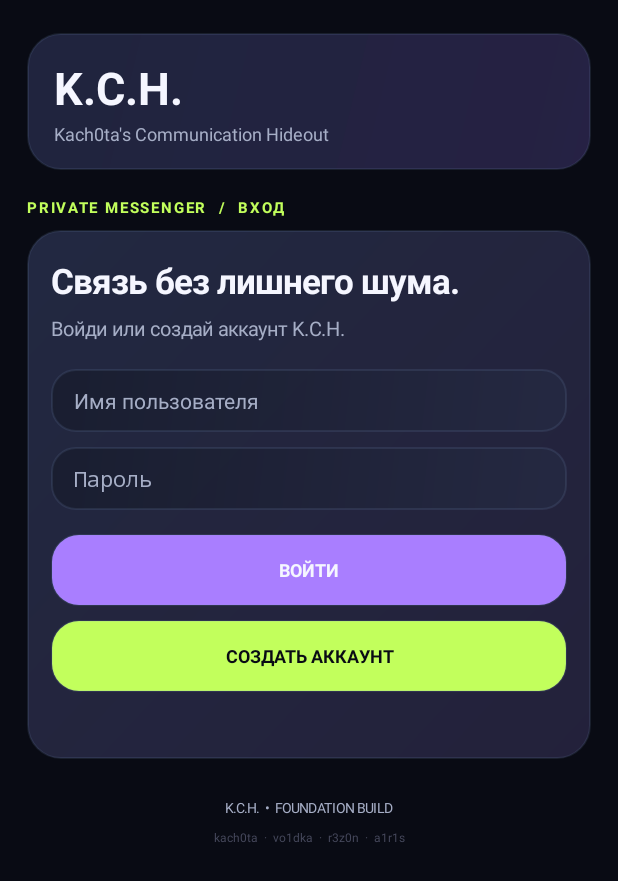
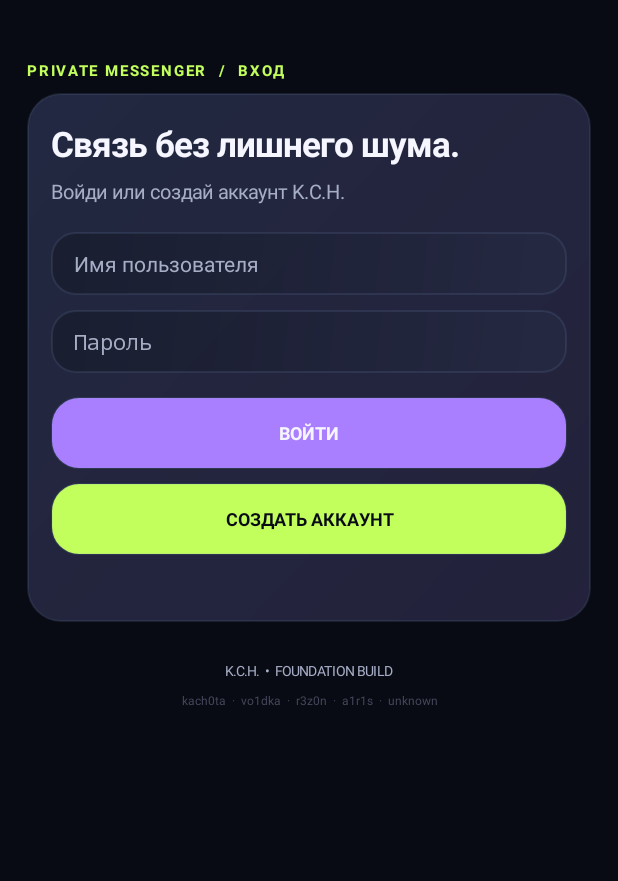
Before and after one commit to kach0ta/KCH, an Android app: the screen it shows after launch (MainActivity), on a phone screen of 412 x 824 dp. Shown: the top 881 px of the screen. Run offline under Robolectric (Android 15) with nearby library versions, the phone set to English and light mode, and no system bars; pictures from the network do not load.

Commit message:
Remove home branding banner and show app version in footer

```diff
--- a/app/src/main/java/com/kach0ta/kch/MainActivity.java
+++ b/app/src/main/java/com/kach0ta/kch/MainActivity.java
@@ -73,15 +73,6 @@ public final class MainActivity extends Activity {
         root.setPadding(dp(18),dp(22),dp(18),dp(22));
         scroll.addView(root);
         setContentView(scroll);
-        LinearLayout brand=new LinearLayout(this);
-        brand.setOrientation(LinearLayout.VERTICAL);
-        brand.setPadding(dp(18),dp(16),dp(18),dp(16));
-        brand.setBackground(glass(0xCC252B48,0xAA342C5B,22));
-        root.addView(brand,params());
-        TextView logo=label("K.C.H.",30,WHITE,true);
-        brand.addView(logo);
-        TextView tagline=label("Kach0ta's Communication Hideout",12,MUTED,false);
-        add(brand,tagline,2);
         TextView section=label(subtitle,10,ACID,true);
         section.setLetterSpacing(.12f);
         add(root,section,18);
@@ -671,7 +662,12 @@ public final class MainActivity extends Activity {
     }
     private void footer(){
         TextView f=label("K.C.H.  •  FOUNDATION BUILD",9,MUTED,false);f.setGravity(Gravity.CENTER);add(root,f,26);
-        TextView c=label("kach0ta  ·  vo1dka  ·  r3z0n  ·  a1r1s",8,Color.rgb(102,105,130),false);
+        String version="unknown";
+        try {
+            String installed=getPackageManager().getPackageInfo(getPackageName(),0).versionName;
+            if(installed!=null&&!installed.isEmpty())version="v"+installed;
+        } catch(Exception ignored) {}
+        TextView c=label("kach0ta  ·  vo1dka  ·  r3z0n  ·  a1r1s  ·  "+version,8,Color.rgb(102,105,130),false);
         c.setGravity(Gravity.CENTER);c.setAlpha(.65f);add(root,c,8);
     }
     @Override protected void onDestroy(){super.onDestroy();io.shutdown();}
```
